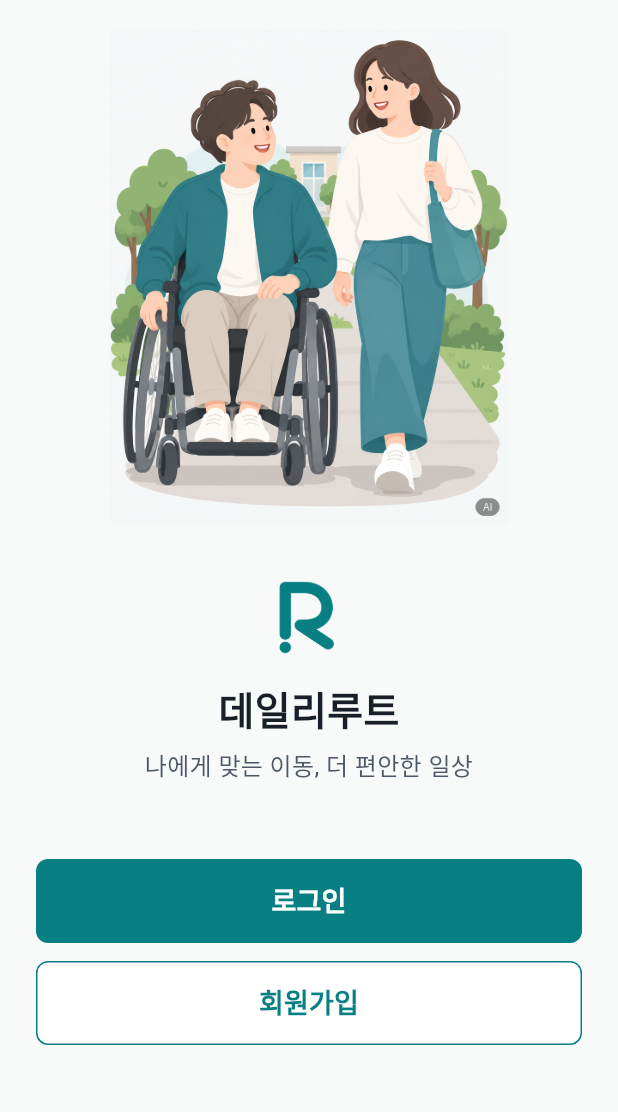
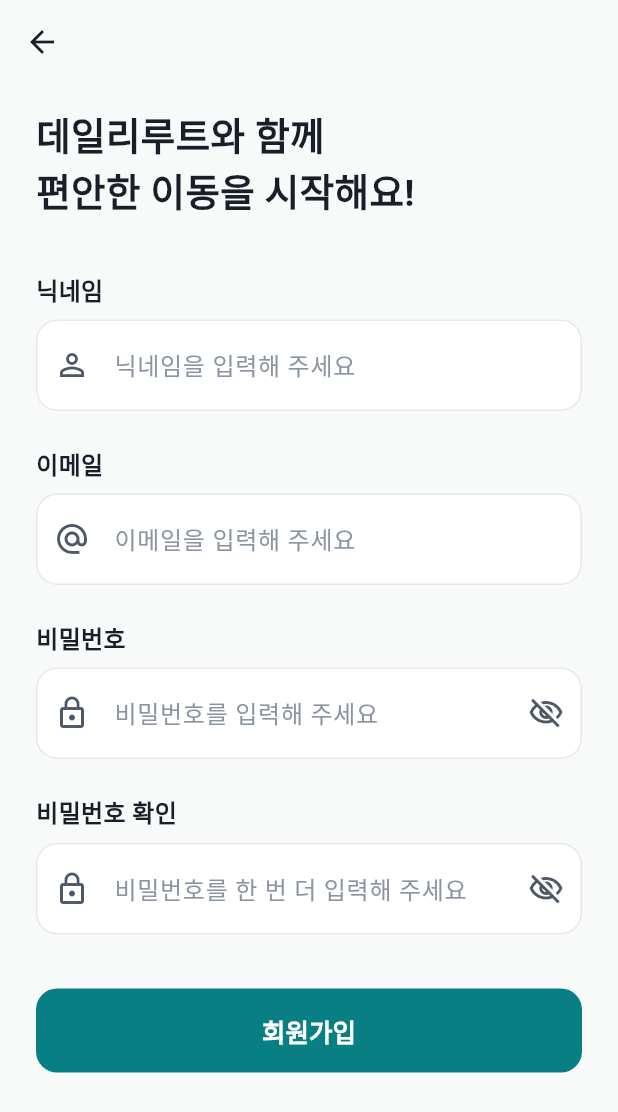
Before and after one commit to sky688372-wq/daily_route, a Flutter app: the screen it shows after launch, after a tap on "회원가입", on a phone screen of 412 x 824 dp. Shown: the top 1112 px of the screen. Run offline on Flutter 3.47's test engine with Material 3 defaults, Android fonts, the phone set to English and light mode, and no system bars.

Commit message:
feat: 회원 가입 화면 제작 및 웰컴 화면과 연결

```diff
--- /dev/null
+++ b/lib/screen/auth/sign_up_screen.dart
@@ -0,0 +1,364 @@
+import 'package:daily_route/core/theme/app_color.dart';
+import 'package:flutter/material.dart';
+
+class SignUpScreen extends StatefulWidget {
+  const SignUpScreen({super.key});
+
+  @override
+  State<SignUpScreen> createState() => _SignUpScreenState();
+}
+
+class _SignUpScreenState extends State<SignUpScreen> {
+  // 입력 컨트롤러들
+  final TextEditingController _nicknameCtrl = TextEditingController();
+  final TextEditingController _emailCtrl = TextEditingController();
+  final TextEditingController _passwordCtrl = TextEditingController();
+  final TextEditingController _passwordConfirm = TextEditingController();
+
+  // 비밀번호 보임, 안보임 상태 변수
+  // 처음에는 안 보이도록
+  bool _isPasswordShow = false;
+  bool _isPasswordConfirmShow = false;
+
+  @override
+  void dispose() {
+    _nicknameCtrl.dispose();
+    _emailCtrl.dispose();
+    _passwordCtrl.dispose();
+    _passwordConfirm.dispose();
+    super.dispose();
+  }
+
+  @override
+  Widget build(BuildContext context) {
+    return Scaffold(
+      // 뒤로 가기용 앱바
+      appBar: AppBar(
+        backgroundColor: AppColor.background,
+        foregroundColor: AppColor.textPrimary,
+        surfaceTintColor: Colors.transparent,
+        elevation: 0,
+      ),
+
+      backgroundColor: AppColor.background,
+
+      body: SafeArea(
+        child: SingleChildScrollView(
+          child: Padding(
+            padding: const EdgeInsets.symmetric(horizontal: 24),
+            child: Column(
+              mainAxisAlignment: MainAxisAlignment.start,
+              crossAxisAlignment: CrossAxisAlignment.start,
+              children: [
+                const SizedBox(height: 16),
+
+                // 1. 상단 회원가입 문구
+                const Text(
+                  '데일리루트와 함께\n편안한 이동을 시작해요!',
+                  textAlign: TextAlign.start,
+                  style: TextStyle(
+                    fontSize: 25,
+                    fontWeight: FontWeight.bold,
+                    color: AppColor.textPrimary,
+                    height: 1.4,
+                  ),
+                ),
+
+                const SizedBox(height: 36),
+
+                // 2. 닉네임 입력 텍스트 필드
+                const Padding(
+                  padding: EdgeInsets.only(bottom: 8),
+                  child: Text(
+                    '닉네임',
+                    style: TextStyle(
+                      fontSize: 16,
+                      fontWeight: FontWeight.w600,
+                      color: AppColor.textPrimary,
+                    ),
+                  ),
+                ),
+
+                TextField(
+                  controller: _nicknameCtrl,
+                  keyboardType: TextInputType.name,
+                  textInputAction: TextInputAction.next,
+                  autocorrect: false,
+                  enableSuggestions: false,
+                  style: const TextStyle(
+                    fontSize: 16,
+                    color: AppColor.textPrimary,
+                  ),
+                  decoration: InputDecoration(
+                    prefixIcon: const Icon(
+                      Icons.person_outline,
+                      color: AppColor.textSecondary,
+                    ),
+                    hintText: '닉네임을 입력해 주세요',
+                    hintStyle: const TextStyle(
+                      color: AppColor.hint,
+                    ),
+                    filled: true,
+                    fillColor: AppColor.inputBackground,
+                    contentPadding: const EdgeInsets.symmetric(
+                      horizontal: 16,
+                      vertical: 18,
+                    ),
+                    enabledBorder: OutlineInputBorder(
+                      borderRadius: BorderRadius.circular(14),
+                      borderSide: const BorderSide(
+                        color: AppColor.inputBorder,
+                      ),
+                    ),
+                    focusedBorder: OutlineInputBorder(
+                      borderRadius: BorderRadius.circular(14),
+                      borderSide: const BorderSide(
+                        color: AppColor.inputFocusedBorder,
+                        width: 2,
+                      ),
+                    ),
+                  ),
+                ),
+
+                const SizedBox(height: 24),
+
+                // 3. 이메일 입력 텍스트 필드
+                const Padding(
+                  padding: EdgeInsets.only(bottom: 8),
+                  child: Text(
+                    '이메일',
+                    style: TextStyle(
+                      fontSize: 16,
+                      fontWeight: FontWeight.w600,
+                      color: AppColor.textPrimary,
+                    ),
+                  ),
+                ),
+
+                TextField(
+                  controller: _emailCtrl,
+                  keyboardType: TextInputType.emailAddress,
+                  textInputAction: TextInputAction.next,
+                  autocorrect: false,
+                  enableSuggestions: false,
+                  style: const TextStyle(
+                    fontSize: 16,
+                    color: AppColor.textPrimary,
+                  ),
+                  decoration: InputDecoration(
+                    prefixIcon: const Icon(
+                      Icons.alternate_email_outlined,
+                      color: AppColor.textSecondary,
+                    ),
+                    hintText: '이메일을 입력해 주세요',
+                    hintStyle: const TextStyle(
+                      color: AppColor.hint,
+                    ),
+                    filled: true,
+                    fillColor: AppColor.inputBackground,
+                    contentPadding: const EdgeInsets.symmetric(
+                      horizontal: 16,
+                      vertical: 18,
+                    ),
+                    enabledBorder: OutlineInputBorder(
+                      borderRadius: BorderRadius.circular(14),
+                      borderSide: const BorderSide(
+                        color: AppColor.inputBorder,
+                      ),
+                    ),
+                    focusedBorder: OutlineInputBorder(
+                      borderRadius: BorderRadius.circular(14),
+                      borderSide: const BorderSide(
+                        color: AppColor.inputFocusedBorder,
+                        width: 2,
+                      ),
+                    ),
+                  ),
+                ),
+
+                const SizedBox(height: 24),
+
+                // 4. 비밀번호 입력 텍스트 필드
+                const Padding(
+                  padding: EdgeInsets.only(bottom: 8),
+                  child: Text(
+                    '비밀번호',
+                    style: TextStyle(
+                      fontSize: 16,
+                      fontWeight: FontWeight.w600,
+                      color: AppColor.textPrimary,
+                    ),
+                  ),
+                ),
+
+                TextField(
+                  controller: _passwordCtrl,
+                  keyboardType: TextInputType.visiblePassword,
+                  textInputAction: TextInputAction.next,
+                  obscureText: !_isPasswordShow,
+                  autocorrect: false,
+                  enableSuggestions: false,
+                  style: const TextStyle(
+                    fontSize: 16,
+                    color: AppColor.textPrimary,
+                  ),
+                  decoration: InputDecoration(
+                    prefixIcon: const Icon(
+                      Icons.lock_outline,
+                      color: AppColor.textSecondary,
+                    ),
+                    suffixIcon: IconButton(
+                      tooltip: _isPasswordShow
+                          ? '비밀번호 숨기기'
+                          : '비밀번호 표시',
+                      onPressed: () {
+                        setState(() {
+                          _isPasswordShow = !_isPasswordShow;
+                        });
+                      },
+                      icon: Icon(
+                        _isPasswordShow
+                            ? Icons.visibility_outlined
+                            : Icons.visibility_off_outlined,
+                        color: AppColor.textSecondary,
+                      ),
+                    ),
+                    hintText: '비밀번호를 입력해 주세요',
+                    hintStyle: const TextStyle(
+                      color: AppColor.hint,
+                    ),
+                    filled: true,
+                    fillColor: AppColor.inputBackground,
+                    contentPadding: const EdgeInsets.symmetric(
+                      horizontal: 16,
+                      vertical: 18,
+                    ),
+                    enabledBorder: OutlineInputBorder(
+                      borderRadius: BorderRadius.circular(14),
+                      borderSide: const BorderSide(
+                        color: AppColor.inputBorder,
+                      ),
+                    ),
+                    focusedBorder: OutlineInputBorder(
+                      borderRadius: BorderRadius.circular(14),
+                      borderSide: const BorderSide(
+                        color: AppColor.inputFocusedBorder,
+                        width: 2,
+                      ),
+                    ),
+                  ),
+                ),
+
+                const SizedBox(height: 24),
+
+                // 5. 비밀번호 확인 텍스트 필드
+                const Padding(
+                  padding: EdgeInsets.only(bottom: 8),
+                  child: Text(
+                    '비밀번호 확인',
+                    style: TextStyle(
+                      fontSize: 16,
+                      fontWeight: FontWeight.w600,
+                      color: AppColor.textPrimary,
+                    ),
+                  ),
+                ),
+
+                TextField(
+                  controller: _passwordConfirm,
+                  keyboardType: TextInputType.visiblePassword,
+                  textInputAction: TextInputAction.done,
+                  obscureText: !_isPasswordConfirmShow,
+                  autocorrect: false,
+                  enableSuggestions: false,
+                  style: const TextStyle(
+                    fontSize: 16,
+                    color: AppColor.textPrimary,
+                  ),
+                  decoration: InputDecoration(
+                    prefixIcon: const Icon(
+                      Icons.lock_outline,
+                      color: AppColor.textSecondary,
+                    ),
+                    suffixIcon: IconButton(
+                      tooltip: _isPasswordConfirmShow
+                          ? '비밀번호 숨기기'
+                          : '비밀번호 표시',
+                      onPressed: () {
+                        setState(() {
+                          _isPasswordConfirmShow =
+                          !_isPasswordConfirmShow;
+                        });
+                      },
+                      icon: Icon(
+                        _isPasswordConfirmShow
+                            ? Icons.visibility_outlined
+                            : Icons.visibility_off_outlined,
+                        color: AppColor.textSecondary,
+                      ),
+                    ),
+                    hintText: '비밀번호를 한 번 더 입력해 주세요',
+                    hintStyle: const TextStyle(
+                      color: AppColor.hint,
+                    ),
+                    filled: true,
+                    fillColor: AppColor.inputBackground,
+                    contentPadding: const EdgeInsets.symmetric(
+                      horizontal: 16,
+                      vertical: 18,
+                    ),
+                    enabledBorder: OutlineInputBorder(
+                      borderRadius: BorderRadius.circular(14),
+                      borderSide: const BorderSide(
+                        color: AppColor.inputBorder,
+                      ),
+                    ),
+                    focusedBorder: OutlineInputBorder(
+                      borderRadius: BorderRadius.circular(14),
+                      borderSide: const BorderSide(
+                        color: AppColor.inputFocusedBorder,
+                        width: 2,
+                      ),
+                    ),
+                  ),
+                ),
+
+                const SizedBox(height: 36),
+
+                // 6. 회원가입 버튼
+                SizedBox(
+                  width: double.infinity,
+                  height: 56,
+                  child: ElevatedButton(
+                    onPressed: () {
+                      FocusScope.of(context).unfocus();
+
+                      // todo: 입력값 검사하기
+                      // todo: 회원가입 API 연결하기
+                      // todo: 회원가입 성공 후 화면 이동하기
+                    },
+                    style: ElevatedButton.styleFrom(
+                      backgroundColor: AppColor.inputFocusedBorder,
+                      foregroundColor: Colors.white,
+                      elevation: 0,
+                      shape: RoundedRectangleBorder(
+                        borderRadius: BorderRadius.circular(14),
+                      ),
+                      textStyle: const TextStyle(
+                        fontSize: 17,
+                        fontWeight: FontWeight.bold,
+                      ),
+                    ),
+                    child: const Text('회원가입'),
+                  ),
+                ),
+
+                const SizedBox(height: 24),
+              ],
+            ),
+          ),
+        ),
+      ),
+    );
+  }
+}
--- a/lib/screen/auth/welcome_screen.dart
+++ b/lib/screen/auth/welcome_screen.dart
@@ -1,5 +1,6 @@
 import 'package:daily_route/core/theme/app_color.dart';
 import 'package:daily_route/screen/auth/login_screen.dart';
+import 'package:daily_route/screen/auth/sign_up_screen.dart';
 import 'package:flutter/material.dart';
 
 class WelcomeScreen extends StatefulWidget {
@@ -15,6 +16,7 @@ class _WelcomeScreenState extends State<WelcomeScreen> {
     return Scaffold(
       backgroundColor: AppColor.background,
       body: SafeArea(
+        child: SingleChildScrollView(
           child: Padding(
             padding: const EdgeInsets.symmetric(horizontal: 24),
             child: Column(
@@ -101,7 +103,12 @@ class _WelcomeScreenState extends State<WelcomeScreen> {
                       ),
                     ),
                     onPressed: () {
-                    // todo: 회원가입 화면으로 이동하기
+                      Navigator.push(
+                        context,
+                        MaterialPageRoute(
+                          builder: (context) => const SignUpScreen(),
+                        ),
+                      );
                     },
                     child: const Text(
                       '회원가입',
@@ -115,6 +122,7 @@ class _WelcomeScreenState extends State<WelcomeScreen> {
             ),
           ),
         ),
+      ),
     );
   }
 }
```
Lines whose indentation alone changed are shown as unchanged.
